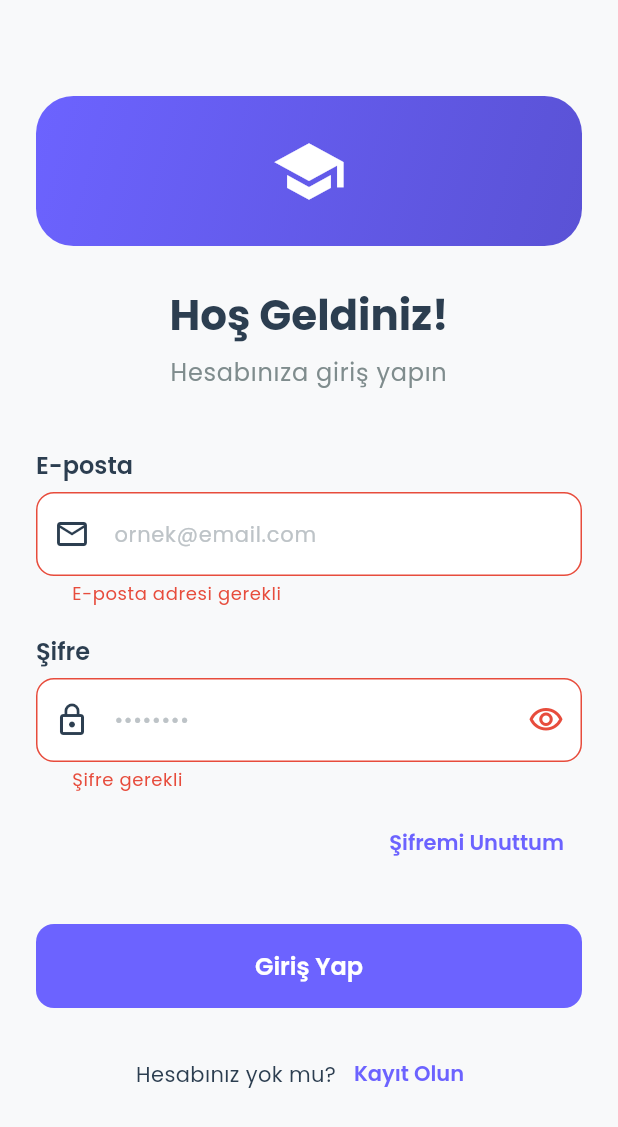
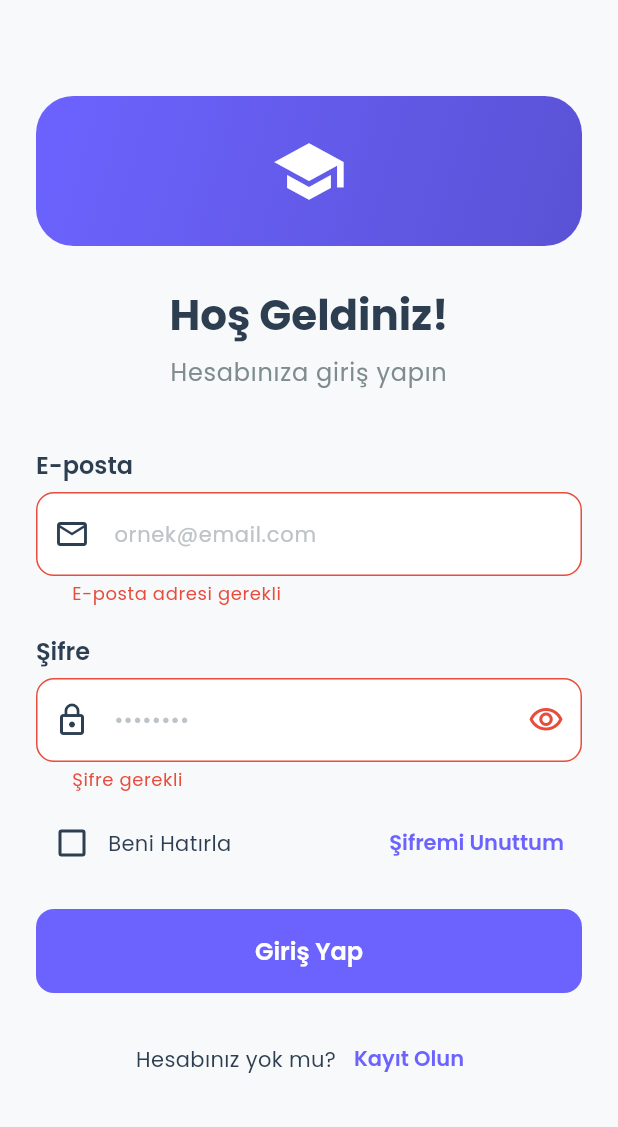
Before and after one commit to bekirdogru00/ots, a Flutter app: the screen it shows after launch, after a tap on "Giriş Yap", on a phone screen of 412 x 824 dp. Shown: the top 1127 px of the screen. Run offline on Flutter 3.47's test engine with Material 3 defaults, Android fonts, the phone set to English and light mode, and no system bars; our stand-ins replace cached_network_image, circular_countdown_timer, cloud_firestore, firebase_auth, firebase_core, firebase_messaging and 7 more; missing offline and left inert: purchases_flutter; accounts and stored records are empty.

Commit message:
Add Remember Me feature to login screen with SharedPreferences

```diff
--- a/lib/screens/auth/login_screen.dart
+++ b/lib/screens/auth/login_screen.dart
@@ -1,5 +1,6 @@
 import 'package:flutter/material.dart';
 import 'package:provider/provider.dart';
+import 'package:shared_preferences/shared_preferences.dart';
 import '../../config/theme.dart';
 import '../../config/routes.dart';
 import '../../providers/auth_provider.dart';
@@ -19,6 +20,13 @@ class _LoginScreenState extends State<LoginScreen> {
   final _emailController = TextEditingController();
   final _passwordController = TextEditingController();
   bool _obscurePassword = true;
+  bool _rememberMe = false;
+
+  @override
+  void initState() {
+    super.initState();
+    _loadSavedCredentials();
+  }
 
   @override
   void dispose() {
@@ -27,8 +35,42 @@ class _LoginScreenState extends State<LoginScreen> {
     super.dispose();
   }
 
+  // Kaydedilmiş bilgileri yükle
+  Future<void> _loadSavedCredentials() async {
+    final prefs = await SharedPreferences.getInstance();
+    final savedEmail = prefs.getString('saved_email');
+    final savedPassword = prefs.getString('saved_password');
+    final rememberMe = prefs.getBool('remember_me') ?? false;
+
+    if (rememberMe && savedEmail != null && savedPassword != null) {
+      setState(() {
+        _emailController.text = savedEmail;
+        _passwordController.text = savedPassword;
+        _rememberMe = true;
+      });
+    }
+  }
+
+  // Bilgileri kaydet veya sil
+  Future<void> _saveCredentials() async {
+    final prefs = await SharedPreferences.getInstance();
+
+    if (_rememberMe) {
+      await prefs.setString('saved_email', _emailController.text.trim());
+      await prefs.setString('saved_password', _passwordController.text);
+      await prefs.setBool('remember_me', true);
+    } else {
+      await prefs.remove('saved_email');
+      await prefs.remove('saved_password');
+      await prefs.setBool('remember_me', false);
+    }
+  }
+
   Future<void> _handleLogin() async {
     if (!_formKey.currentState!.validate()) return;
+
+    // Beni hatırla seçeneğini kaydet
+    await _saveCredentials();
 
     final authProvider = Provider.of<AuthProvider>(context, listen: false);
 
@@ -132,19 +174,31 @@ class _LoginScreenState extends State<LoginScreen> {
 
                 const SizedBox(height: 10),
 
+                // Beni Hatırla
+                Row(
+                  children: [
+                    Checkbox(
+                      value: _rememberMe,
+                      onChanged: (value) {
+                        setState(() {
+                          _rememberMe = value ?? false;
+                        });
+                      },
+                      activeColor: AppTheme.primaryColor,
+                    ),
+                    const Text('Beni Hatırla'),
+                    const Spacer(),
                     // Şifremi unuttum
-                Align(
-                  alignment: Alignment.centerRight,
-                  child: TextButton(
+                    TextButton(
                       onPressed: () {
-                      // Şifre sıfırlama dialog'u
                         _showResetPasswordDialog();
                       },
                       child: const Text('Şifremi Unuttum'),
                     ),
+                  ],
                 ),
 
-                const SizedBox(height: 30),
+                const SizedBox(height: 20),
 
                 // Giriş butonu
                 Consumer<AuthProvider>(
```
Lines whose indentation alone changed are shown as unchanged.
